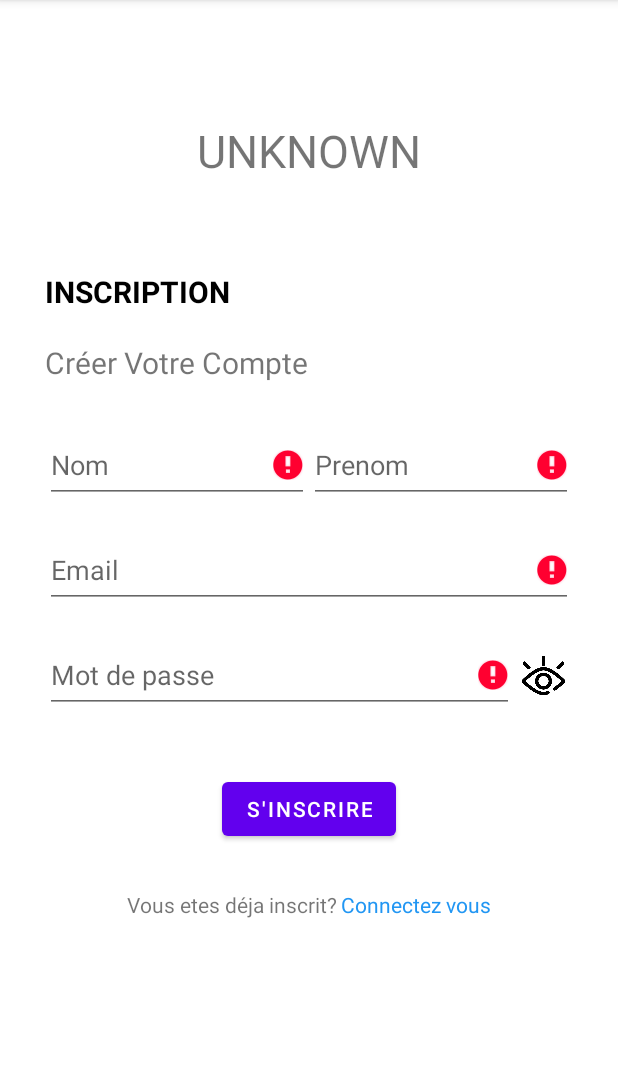
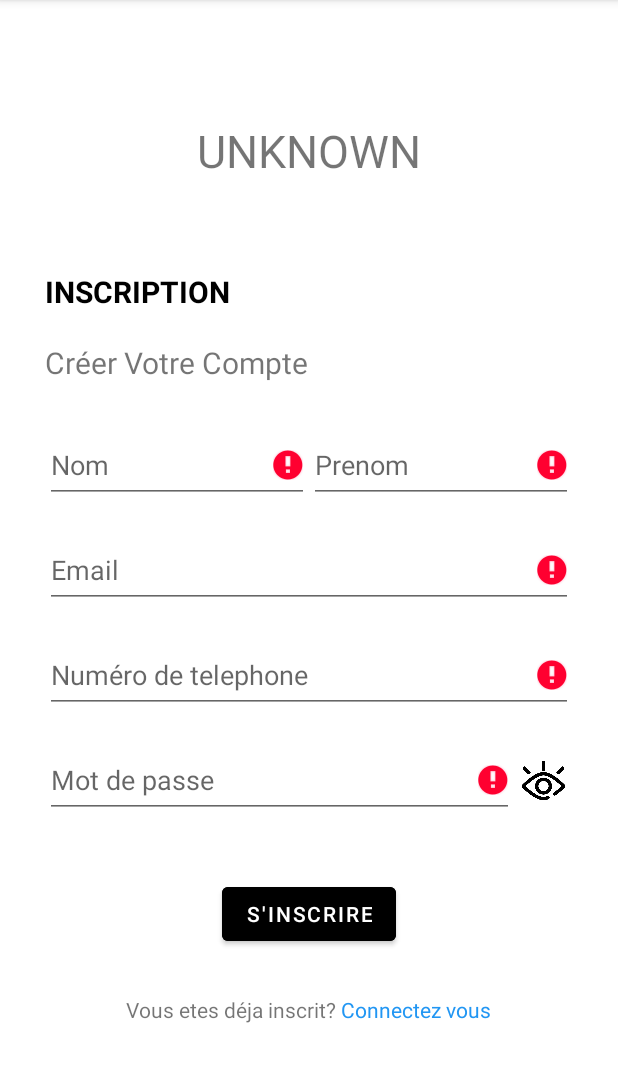
Before and after one commit to mazouakh/CalmaCar, an Android app: the fragment RegisterFormFragment placed in its activity, after a tap on "S'INSCRIRE", on a phone screen of 412 x 824 dp, the part 84-1166 px from its top. Run offline under Robolectric (Android 15) with nearby library versions, the phone set to English and light mode, and no system bars; our stand-ins replace Firebase (no records; nobody signed in at launch, a user with empty details on screens opened directly); 1 statement that could not run was skipped; 1 other tap on this screen came first.

Commit message:
Phone number . Add phone number to register form

```diff
--- a/app/src/main/java/com/example/calmacar/AuthActivity.java
+++ b/app/src/main/java/com/example/calmacar/AuthActivity.java
@@ -124,6 +124,7 @@ public class AuthActivity extends AppCompatActivity {
         String password = extras.getString("EXTRA_PASSWORD");
         String lastname = extras.getString("EXTRA_LASTNAME");
         String firstname = extras.getString("EXTRA_FIRSTNAME");
+        String phone = extras.getString("EXTRA_PHONE");
 
 
         // Getting FirebaseAuth instance
@@ -164,7 +165,7 @@ public class AuthActivity extends AppCompatActivity {
                                    .build());
 
                            // Create a new instance of User
-                            User newUser = new User(firebaseUser.getUid(), firstname, lastname, userType);
+                            User newUser = new User(firebaseUser.getUid(), firstname, lastname, phone, userType);
 
                            // Get the Registered Users table reference from the database
                            DatabaseReference usersReference = FirebaseDatabase
--- a/app/src/main/java/com/example/calmacar/RegisterFormFragment.java
+++ b/app/src/main/java/com/example/calmacar/RegisterFormFragment.java
@@ -35,7 +35,7 @@ public class RegisterFormFragment extends Fragment {
     // UI elements
     Button btn_signup;
     TextView tv_alreadyMember;
-    EditText et_lastname, et_firstname, et_email, et_password;
+    EditText et_lastname, et_firstname, et_email, et_password, et_phone;
     ImageView img_ic_pwd;
 
     public RegisterFormFragment() {
@@ -82,6 +82,7 @@ public class RegisterFormFragment extends Fragment {
         et_firstname = view.findViewById(R.id.et_firstname);
         et_email = view.findViewById(R.id.et_email);
         et_password = view.findViewById(R.id.et_password);
+        et_phone = view.findViewById(R.id.et_phone);
         img_ic_pwd = view.findViewById(R.id.img_ic_pwd);
 
         // Click listeners
@@ -125,7 +126,8 @@ public class RegisterFormFragment extends Fragment {
         if (!validator.isLastnameValid(et_lastname) |
             !validator.isFirstnameValid(et_firstname) |
             !validator.isEmailValid(et_email) |
-            !validator.isPasswordValid(et_password))
+            !validator.isPasswordValid(et_password) |
+            !validator.isPhoneNumberValid(et_phone))
             return;
 
         // Send data to auth activity
@@ -134,6 +136,7 @@ public class RegisterFormFragment extends Fragment {
         signupIntent.putExtra("EXTRA_FIRSTNAME", et_firstname.getText().toString().trim());
         signupIntent.putExtra("EXTRA_EMAIL", et_email.getText().toString().trim());
         signupIntent.putExtra("EXTRA_PASSWORD", et_password.getText().toString().trim());
+        signupIntent.putExtra("EXTRA_PHONE", et_phone.getText().toString().trim());
         getActivity().sendBroadcast(signupIntent);
 
     }
--- a/app/src/main/java/com/example/calmacar/Validator.java
+++ b/app/src/main/java/com/example/calmacar/Validator.java
@@ -97,4 +97,20 @@ public class Validator {
         et_password.setError(null);
         return true;
     }
+
+    public boolean isPhoneNumberValid(EditText et_phoneNumber){
+        String value = et_phoneNumber.getText().toString().trim();
+        String numberPattern = "^[+][0-9]{10,13}$";
+
+        if (value.isEmpty()){
+            et_phoneNumber.setError("Veuillez entrer un numéro de télephone");
+            return false;
+        }
+        if (!value.matches(numberPattern)){
+            et_phoneNumber.setError("numéro de télephone non valid");
+            return false;
+        }
+        et_phoneNumber.setError(null);
+        return true;
+    }
 }
--- a/app/src/main/res/layout/fragment_register_form.xml
+++ b/app/src/main/res/layout/fragment_register_form.xml
@@ -64,6 +64,14 @@
             android:inputType="textEmailAddress"
             android:hint="Email"/>
 
+        <EditText
+            android:id="@+id/et_phone"
+            android:layout_width="match_parent"
+            android:layout_height="50dp"
+            android:layout_marginVertical="10dp"
+            android:inputType="phone"
+            android:hint="Numéro de telephone"/>
+
         <LinearLayout
             android:layout_width="match_parent"
             android:layout_height="wrap_content"
@@ -90,6 +98,7 @@
             android:layout_width="wrap_content"
             android:layout_height="wrap_content"
             android:layout_marginVertical="30dp"
+            android:backgroundTint="@color/black"
             android:text="S'inscrire"/>
 
 
@@ -101,8 +110,7 @@
             <TextView
                 android:layout_width="wrap_content"
                 android:layout_height="wrap_content"
-                android:text="Vous etes déja inscrit?"
-                android:gravity="center"/>
+                android:text="Vous etes déja inscrit?"/>
             <TextView
                 android:id="@+id/tv_alreadyMember"
                 android:layout_width="wrap_content"
@@ -110,7 +118,7 @@
                 android:clickable="true"
                 android:focusable="true"
                 android:text=" Connectez vous"
-                android:textColor="@color/blue" />
+                android:textColor="@color/blue"/>
         </LinearLayout>
 
     </LinearLayout>
```
Also changed, not shown: app/src/main/java/com/example/calmacar/User.java (+7 -2 lines).
